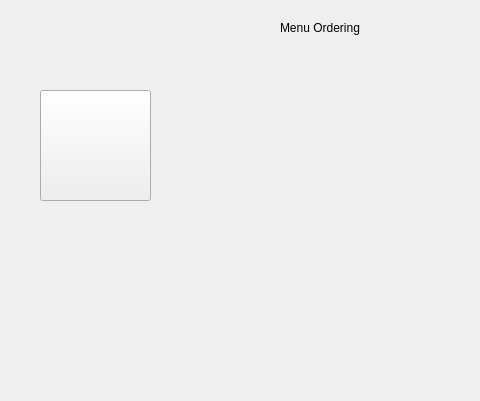
vampireplus123/Restaurant_POS_C_Plus, file POS_Restaurant/orderpage.ui: the form before one commit; both pictures show x 0 to 480 and y 0 to 401 of the 930 by 904 pixel window.
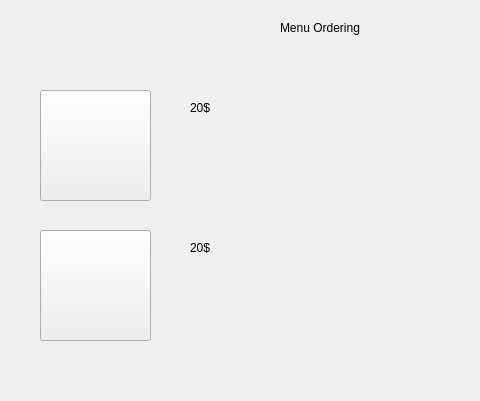
The form after the commit. Icons and pictures are not drawn.

The edit to the form file:
```diff
--- a/POS_Restaurant/orderpage.ui
+++ b/POS_Restaurant/orderpage.ui
@@ -50,6 +50,55 @@
      </size>
     </property>
    </widget>
+   <widget class="QPushButton" name="pushButton_2">
+    <property name="geometry">
+     <rect>
+      <x>40</x>
+      <y>230</y>
+      <width>111</width>
+      <height>111</height>
+     </rect>
+    </property>
+    <property name="text">
+     <string/>
+    </property>
+    <property name="icon">
+     <iconset>
+      <normaloff>Images/Fries Icon.jpg</normaloff>Images/Fries Icon.jpg</iconset>
+    </property>
+    <property name="iconSize">
+     <size>
+      <width>150</width>
+      <height>150</height>
+     </size>
+    </property>
+   </widget>
+   <widget class="QLabel" name="label_2">
+    <property name="geometry">
+     <rect>
+      <x>190</x>
+      <y>100</y>
+      <width>58</width>
+      <height>16</height>
+     </rect>
+    </property>
+    <property name="text">
+     <string>20$</string>
+    </property>
+   </widget>
+   <widget class="QLabel" name="label_3">
+    <property name="geometry">
+     <rect>
+      <x>190</x>
+      <y>240</y>
+      <width>58</width>
+      <height>16</height>
+     </rect>
+    </property>
+    <property name="text">
+     <string>20$</string>
+    </property>
+   </widget>
   </widget>
   <widget class="QMenuBar" name="menubar">
    <property name="geometry">
```
